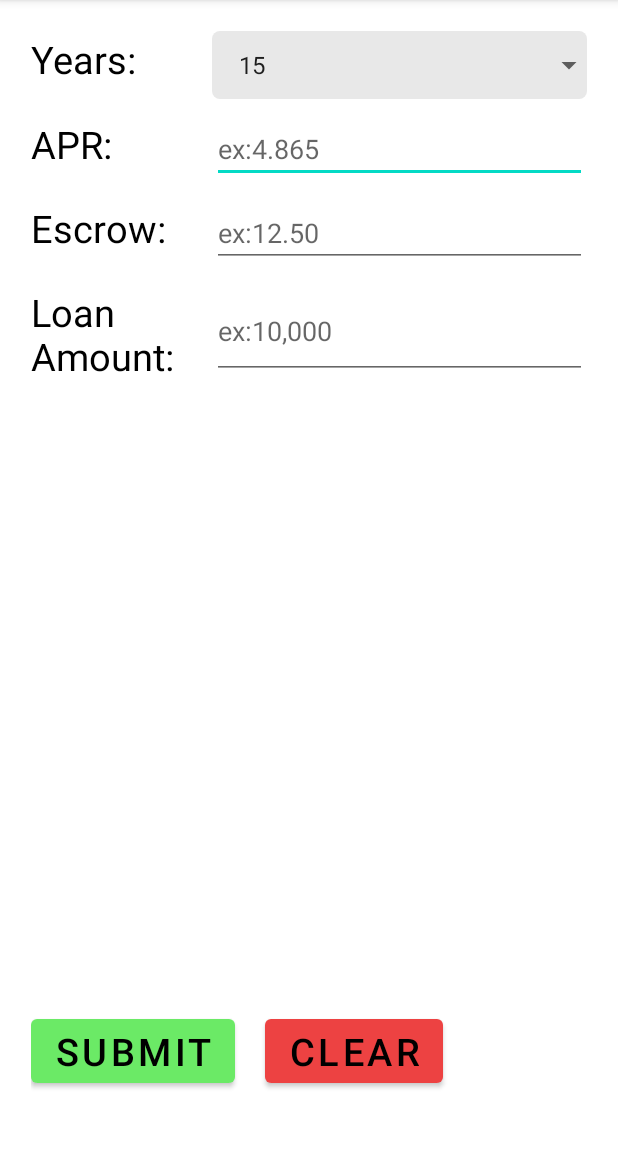
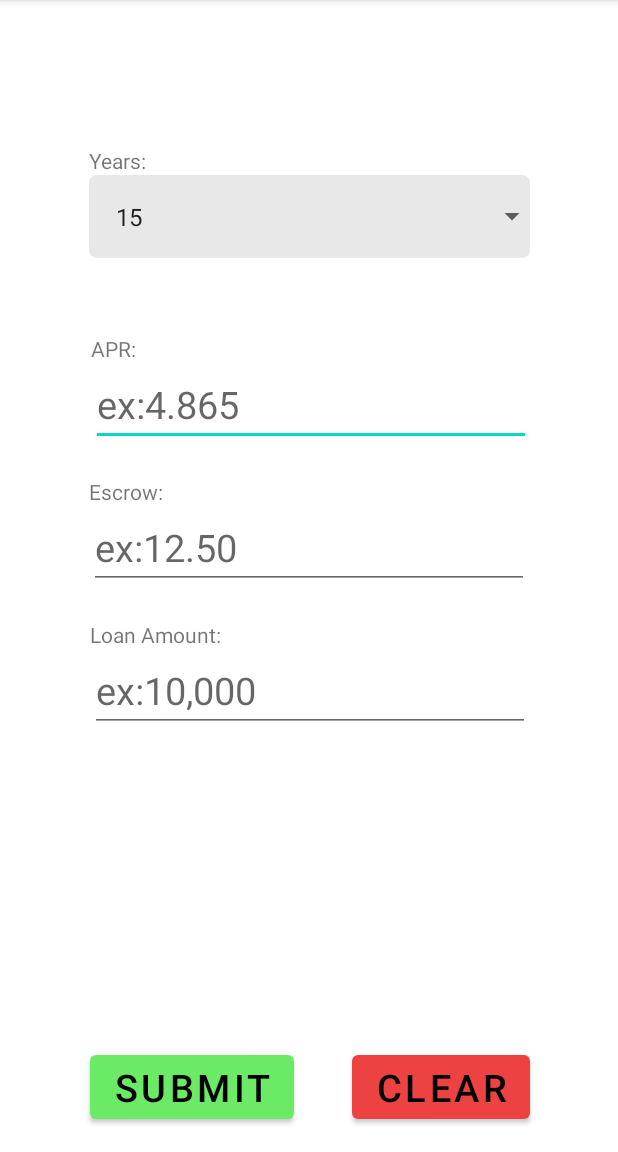
Before and after one commit to Peter-Massarello/Android_Apps_Project_1, an Android app: the screen it shows after launch (MainActivity), on a phone screen of 412 x 824 dp, the part 84-1236 px from its top. Run offline under Robolectric (Android 15) with nearby library versions, the phone set to English and light mode, and no system bars.

Commit message:
Changed to constraint layout, with a scroll view

```diff
--- a/app/src/main/java/com/example/androidproject1/MainActivity.kt
+++ b/app/src/main/java/com/example/androidproject1/MainActivity.kt
@@ -4,9 +4,12 @@ import androidx.appcompat.app.AppCompatActivity
 import android.os.Bundle
 import android.view.View
 import android.widget.ArrayAdapter
+import android.widget.EditText
+import androidx.annotation.IdRes
+import androidx.core.widget.doAfterTextChanged
 import kotlinx.android.synthetic.main.activity_main.*
 
-class MainActivity : AppCompatActivity(){
+class MainActivity : AppCompatActivity() {
 
 
 
@@ -21,9 +24,10 @@ class MainActivity : AppCompatActivity(){
         )
         adapter.setDropDownViewResource(android.R.layout.simple_spinner_dropdown_item)
         spinner.adapter = adapter
-
+        apr_input.doAfterTextChanged {
+            validateText(3, R.id.apr_input);
+        }
         clearButton.setOnClickListener(clearButtonClicked)
-        //spinner.onItemSelectedListener(spinnerItemSelected)
 
     }
 
@@ -39,4 +43,32 @@ class MainActivity : AppCompatActivity(){
         escrow_input.getText().clear()
         loan_input.getText().clear()
     }
+
+    private fun validateText(decimalCheck: Int, @IdRes viewId: Int){
+        //val temp: EditText = findViewById(R.id.viewId)
+        val input = apr_input.text.toString()
+        val wholeNumbers: Int = input.indexOf('.')
+        val decimalCount: Int = input.length - wholeNumbers - 1
+
+        if (decimalCount > decimalCheck){
+            apr_input.error = "Can only be to $decimalCheck decimal places."
+        }
+
+    }
+
+
+
+    /*private fun EditText.onTextChange(onTextChange: (String) -> Unit){
+        this.addTextChangedListener(object: TextWatcher{
+            override fun afterTextChanged(s: Editable?) {
+                onTextChange.invoke(s.toString())
+            }
+
+            override fun beforeTextChanged(s: CharSequence?, start: Int, count: Int, after: Int) {}
+
+            override fun onTextChanged(s: CharSequence?, start: Int, before: Int, count: Int) {}
+        })
+
+    }*/
+
 }
--- a/app/src/main/java/com/example/androidproject1/SpinnerClass.kt
+++ b/app/src/main/java/com/example/androidproject1/SpinnerModel.kt
@@ -5,10 +5,10 @@ import android.widget.ArrayAdapter
 import android.widget.Spinner
 import kotlinx.android.synthetic.main.activity_main.*
 
-class SpinnerClass(context: Context) {
+class SpinnerModel(context: Context) {
 
     /*init{
-        val adapter = ArrayAdapter.createFromResource(
+        this.adapter = ArrayAdapter.createFromResource(
                 context,
                 R.array.year_array,
                 android.R.layout.simple_spinner_item
--- a/app/src/main/res/layout/activity_main.xml
+++ b/app/src/main/res/layout/activity_main.xml
@@ -1,130 +1,140 @@
 <?xml version="1.0" encoding="utf-8"?>
-<TableLayout xmlns:android="http://schemas.android.com/apk/res/android"
+<ScrollView
+    xmlns:android="http://schemas.android.com/apk/res/android"
     xmlns:app="http://schemas.android.com/apk/res-auto"
     xmlns:tools="http://schemas.android.com/tools"
     android:layout_width="match_parent"
     android:layout_height="match_parent"
-    android:gravity="left"
     tools:context=".MainActivity"
-    android:padding="15dp"
-    android:background="#FFFFFF">
+    android:fillViewport="true">
 
-        <TableRow
+    <androidx.constraintlayout.widget.ConstraintLayout
         android:layout_width="match_parent"
-            android:layout_height="match_parent"
-            android:padding="5dp">
+        android:layout_height="wrap_content">
+
         <TextView
-                android:id="@+id/year_text"
+            android:id="@+id/year"
             android:layout_width="wrap_content"
             android:layout_height="wrap_content"
-                android:layout_weight="1"
             android:text="@string/year_input"
-                android:textColor="#000000"
-                android:textSize="25sp" />
+            app:layout_constraintBottom_toTopOf="@+id/spinner"
+            app:layout_constraintStart_toStartOf="@+id/spinner" />
 
         <Spinner
             android:id="@+id/spinner"
-                android:layout_width="250dp"
-                android:layout_height="45dp"
+            android:layout_width="294dp"
+            android:layout_height="55dp"
+            android:layout_marginTop="84dp"
+            android:layout_marginBottom="40dp"
             android:background="@drawable/spinner_bg"
-                android:spinnerMode="dropdown" />
-        </TableRow>
-        <TableRow
-            android:layout_width="match_parent"
-            android:layout_height="match_parent"
-            android:padding="5dp">
+            android:spinnerMode="dropdown"
+            app:layout_constraintBottom_toTopOf="@+id/apr_input"
+            app:layout_constraintEnd_toEndOf="parent"
+            app:layout_constraintHorizontal_bias="0.504"
+            app:layout_constraintStart_toStartOf="parent"
+            app:layout_constraintTop_toTopOf="parent"
+            app:layout_constraintVertical_bias="0.518"
+            app:layout_constraintVertical_chainStyle="packed" />
+
         <TextView
             android:id="@+id/apr"
             android:layout_width="wrap_content"
             android:layout_height="wrap_content"
-                android:layout_weight="1"
             android:text="@string/apr_text"
-                android:textColor="#000000"
-                android:textSize="25sp" />
+            app:layout_constraintBottom_toTopOf="@+id/apr_input"
+            app:layout_constraintStart_toStartOf="@+id/apr_input" />
+
+        <TextView
+            android:id="@+id/loan"
+            android:layout_width="wrap_content"
+            android:layout_height="wrap_content"
+            android:text="@string/loan_text"
+            app:layout_constraintBottom_toTopOf="@+id/loan_input"
+            app:layout_constraintStart_toStartOf="@+id/loan_input" />
+
+        <EditText
+            android:id="@+id/loan_input"
+            android:layout_width="wrap_content"
+            android:layout_height="wrap_content"
+            android:layout_marginBottom="280dp"
+            android:autofillHints=""
+            android:ems="10"
+            android:hint="@string/loan_hint"
+            android:inputType="number"
+            android:textSize="25sp"
+            app:layout_constraintBottom_toBottomOf="parent"
+            app:layout_constraintEnd_toEndOf="parent"
+            app:layout_constraintHorizontal_bias="0.508"
+            app:layout_constraintStart_toStartOf="parent"
+            />
+
+        <TextView
+            android:id="@+id/escrow"
+            android:layout_width="wrap_content"
+            android:layout_height="wrap_content"
+            android:text="@string/escrow_text"
+            app:layout_constraintBottom_toTopOf="@+id/escrow_input"
+            app:layout_constraintStart_toStartOf="@+id/escrow_input" />
+
+        <EditText
+            android:id="@+id/escrow_input"
+            android:layout_width="wrap_content"
+            android:layout_height="wrap_content"
+            android:layout_marginBottom="40dp"
+            android:autofillHints=""
+            android:ems="10"
+            android:hint="@string/escrow_hint"
+            android:inputType="numberDecimal"
+            android:textSize="25sp"
+            app:layout_constraintBottom_toTopOf="@+id/loan_input"
+            app:layout_constraintEnd_toEndOf="parent"
+            app:layout_constraintStart_toStartOf="parent" />
 
         <EditText
             android:id="@+id/apr_input"
             android:layout_width="wrap_content"
             android:layout_height="wrap_content"
+            android:layout_marginBottom="40dp"
             android:ems="10"
             android:hint="@string/apr_hint"
-                android:inputType="numberDecimal" />
-        </TableRow>
-
-        <TableRow
-            android:layout_width="match_parent"
-            android:layout_height="match_parent"
-            android:padding="5dp">
-            <TextView
-                android:id="@+id/escrow"
-                android:layout_width="wrap_content"
-                android:layout_height="wrap_content"
-                android:layout_weight="1"
-                android:text="@string/escrow_text"
-                android:textColor="#000000"
-                android:textSize="25sp" />
-
-            <EditText
-                android:id="@+id/escrow_input"
-                android:layout_width="wrap_content"
-                android:layout_height="wrap_content"
-                android:ems="10"
-                android:hint="@string/escrow_hint"
-                android:inputType="numberDecimal" />
-            </TableRow>
-
-        <TableRow
-            android:layout_width="match_parent"
-            android:layout_height="match_parent"
-            android:padding="5dp">
-            <TextView
-                android:id="@+id/loan"
-                android:layout_width="wrap_content"
-                android:layout_height="wrap_content"
-                android:layout_weight="1"
-                android:text="@string/loan_text"
-                android:textColor="#000000"
-                android:textSize="25sp" />
-
-            <EditText
-                android:id="@+id/loan_input"
-                android:layout_width="wrap_content"
-                android:layout_height="match_parent"
-                android:ems="10"
-                android:hint="@string/loan_hint"
-                android:inputType="numberDecimal" />
-        </TableRow>
-
-    <RelativeLayout
-        android:layout_width="match_parent"
-        android:layout_height="475dp"
-        android:gravity="bottom"
-        android:padding="5dp">
-
+            android:inputType="numberDecimal"
+            android:textSize="25sp"
+            app:layout_constraintBottom_toTopOf="@+id/escrow_input"
+            app:layout_constraintEnd_toEndOf="parent"
+            app:layout_constraintHorizontal_bias="0.51"
+            app:layout_constraintStart_toStartOf="parent" />
 
         <Button
             android:id="@+id/submitButton"
             android:layout_width="wrap_content"
             android:layout_height="wrap_content"
-            android:layout_marginEnd="20dp"
+
+            android:layout_marginBottom="16dp"
             android:text="@string/submitButtonText"
+            android:textColor="@color/black"
             android:textSize="25sp"
-            android:textColor="@color/black"
-            app:backgroundTint="#6BEA66"/>
+            app:backgroundTint="#6BEA66"
+            app:layout_constraintBottom_toBottomOf="parent"
+            app:layout_constraintStart_toStartOf="@+id/loan_input"
+            app:layout_constraintTop_toBottomOf="@+id/loan_input"
+            app:layout_constraintVertical_bias="1.0" />
 
         <Button
             android:id="@+id/clearButton"
             android:layout_width="wrap_content"
             android:layout_height="wrap_content"
+            android:layout_marginBottom="16dp"
             android:layout_toEndOf="@id/submitButton"
+            android:text="@string/clearButtonText"
+            android:textColor="@color/black"
             android:textSize="25sp"
-            android:textColor="@color/black"
-            android:text="@string/clearButtonText"
-            app:backgroundTint="#ED4242"/>
-    </RelativeLayout>
+            app:backgroundTint="#ED4242"
+            app:layout_constraintBottom_toBottomOf="parent"
+            app:layout_constraintEnd_toEndOf="@+id/loan_input"
+            app:layout_constraintTop_toBottomOf="@+id/loan_input"
+            app:layout_constraintVertical_bias="1.0" />
 
 
+    </androidx.constraintlayout.widget.ConstraintLayout>
 
-
-
-</TableLayout>
+</ScrollView>
```
Lines whose indentation alone changed are shown as unchanged.
